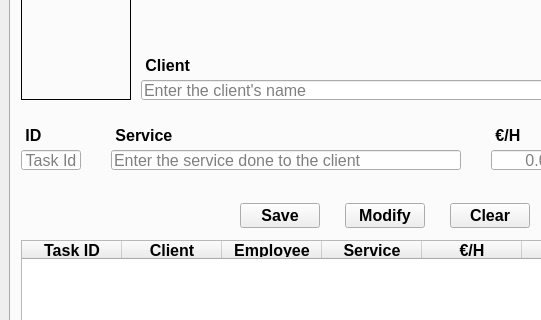
IsolracI/DI-recuperacion, file windows/MainWindow.ui: the form before one commit; both pictures show x 0 to 541 and y 194 to 514 of the 978 by 919 pixel window.
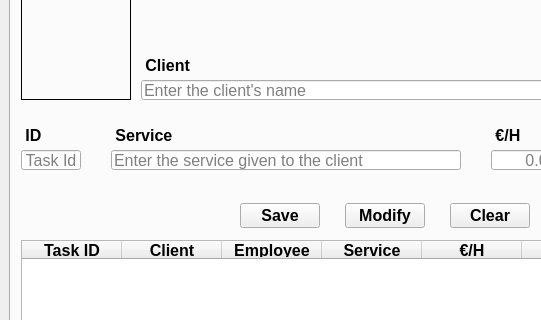
The form after the commit. Icons and pictures are not drawn.

Patch:
```diff
--- a/windows/MainWindow.ui
+++ b/windows/MainWindow.ui
@@ -810,7 +810,7 @@
          <string/>
         </property>
         <property name="placeholderText">
-         <string>Enter the service done to the client</string>
+         <string>Enter the service given to the client</string>
         </property>
        </widget>
        <widget class="QLabel" name="lbl_taskService">
```
